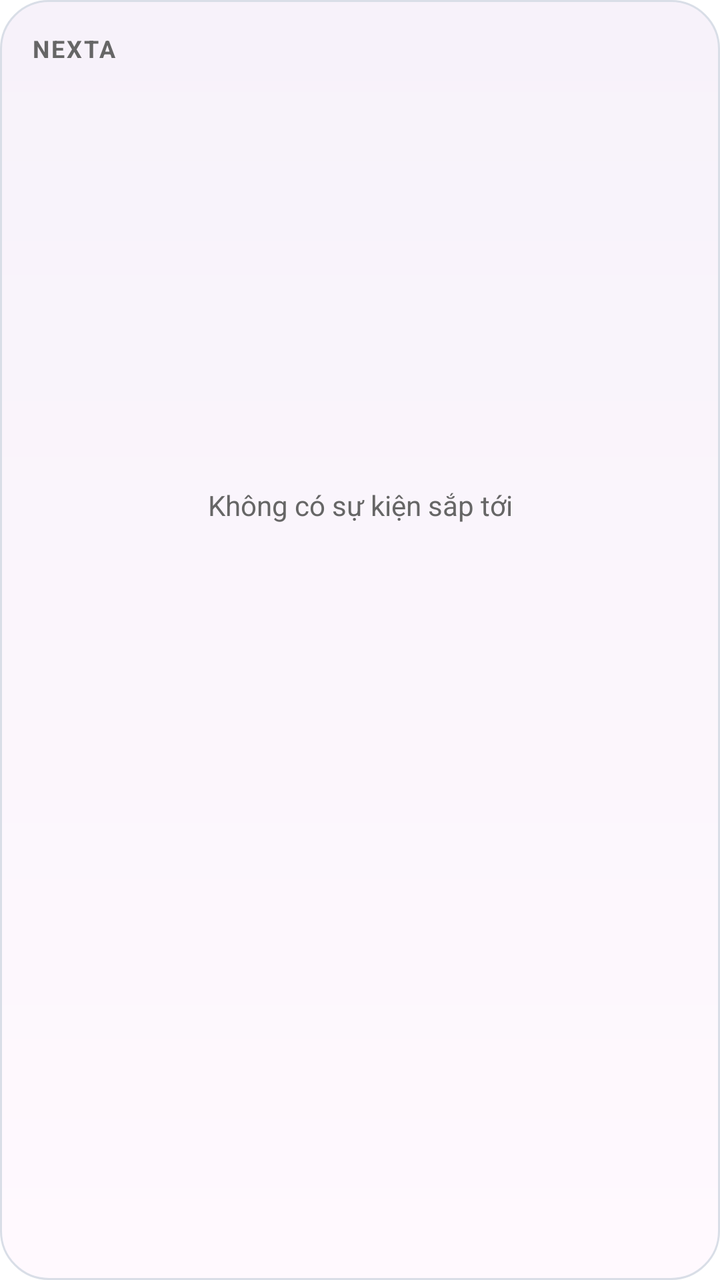
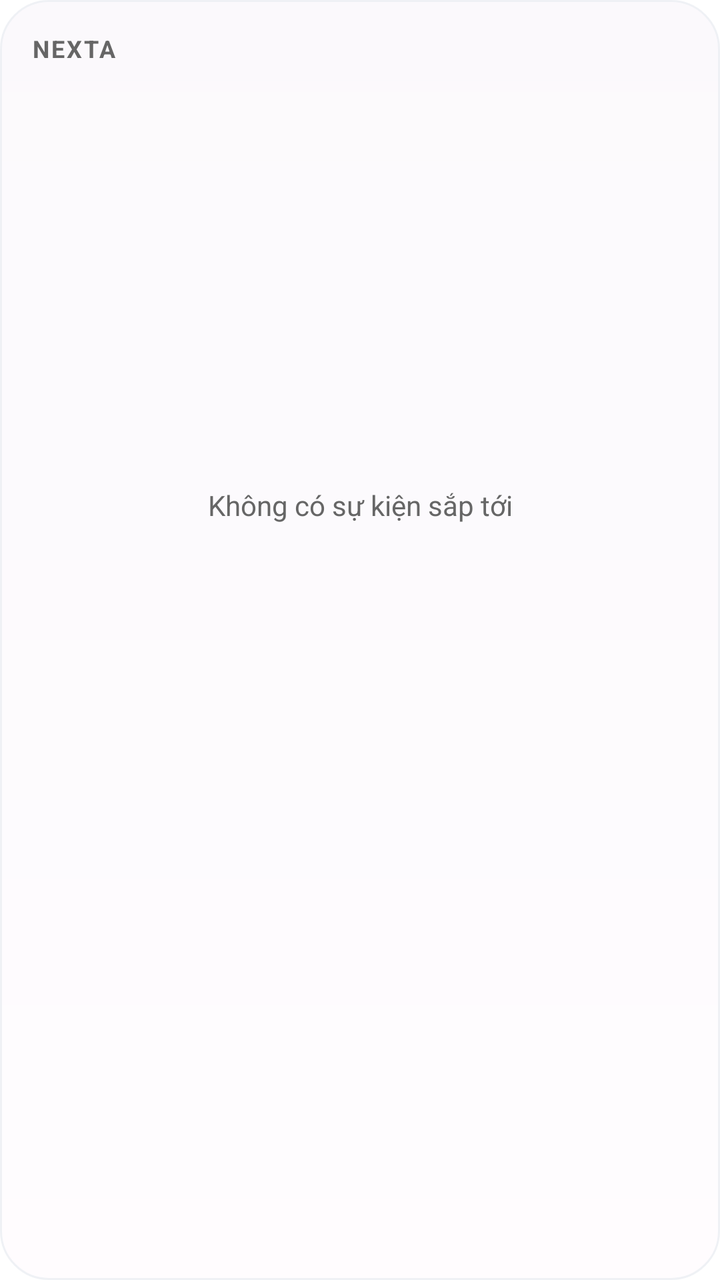

The first picture is an Android layout as it rendered before a commit; the second is the same layout after the commit. The layout source and the unified diff follow.
<!-- AndroidManifest.xml: fallback theme Theme.MaterialComponents.DayNight.NoActionBar -->
<!-- res/layout/nexta_widget.xml -->
<?xml version="1.0" encoding="utf-8"?>
<LinearLayout xmlns:android="http://schemas.android.com/apk/res/android"
    android:layout_width="match_parent"
    android:layout_height="match_parent"
    android:orientation="vertical"
    android:padding="16dp"
    android:background="@drawable/nexta_widget_background"
    android:alpha="1.0">

    <TextView
        android:id="@+id/widget_header"
        android:layout_width="match_parent"
        android:layout_height="wrap_content"
        android:text="NEXTA"
        android:textSize="12sp"
        android:textStyle="bold"
        android:letterSpacing="0.08"
        android:textColor="#666666" />

    <TextView
        android:id="@+id/widget_empty"
        android:layout_width="match_parent"
        android:layout_height="0dp"
        android:layout_weight="1"
        android:gravity="center"
        android:text="Không có sự kiện sắp tới"
        android:textSize="14sp"
        android:textColor="#666666" />

    <LinearLayout
        android:id="@+id/widget_event_1"
        android:layout_width="match_parent"
        android:layout_height="wrap_content"
        android:orientation="vertical"
        android:paddingTop="10dp"
        android:paddingBottom="8dp">

        <TextView
            android:id="@+id/widget_event_1_title"
            android:layout_width="match_parent"
            android:layout_height="wrap_content"
            android:maxLines="1"
            android:ellipsize="end"
            android:textSize="16sp"
            android:textStyle="bold"
            android:textColor="#202124" />

        <TextView
            android:id="@+id/widget_event_1_time"
            android:layout_width="match_parent"
            android:layout_height="wrap_content"
            android:layout_marginTop="3dp"
            android:textSize="13sp"
            android:textColor="#444444" />

        <TextView
            android:id="@+id/widget_event_1_meta"
            android:layout_width="match_parent"
            android:layout_height="wrap_content"
            android:layout_marginTop="2dp"
            android:maxLines="1"
            android:ellipsize="end"
            android:textSize="12sp"
            android:textColor="#666666" />
    </LinearLayout>

    <LinearLayout
        android:id="@+id/widget_event_2"
        android:layout_width="match_parent"
        android:layout_height="wrap_content"
        android:orientation="vertical"
        android:paddingTop="8dp"
        android:paddingBottom="4dp">

        <TextView
            android:id="@+id/widget_event_2_title"
            android:layout_width="match_parent"
            android:layout_height="wrap_content"
            android:maxLines="1"
            android:ellipsize="end"
            android:textSize="16sp"
            android:textStyle="bold"
            android:textColor="#202124" />

        <TextView
            android:id="@+id/widget_event_2_time"
            android:layout_width="match_parent"
            android:layout_height="wrap_content"
            android:layout_marginTop="3dp"
            android:textSize="13sp"
            android:textColor="#444444" />

        <TextView
            android:id="@+id/widget_event_2_meta"
            android:layout_width="match_parent"
            android:layout_height="wrap_content"
            android:layout_marginTop="2dp"
            android:maxLines="1"
            android:ellipsize="end"
            android:textSize="12sp"
            android:textColor="#666666" />
    </LinearLayout>
</LinearLayout>
<!-- resources referenced by this layout -->
<resources>
  <!-- drawable nexta_widget_background (drawable) -->
  <?xml version="1.0" encoding="utf-8"?>
  <shape xmlns:android="http://schemas.android.com/apk/res/android">
      <corners android:radius="24dp" />
      <gradient
          android:angle="90"
          android:startColor="@color/nexta_widget_surface_start"
          android:endColor="@color/nexta_widget_surface_end" />
      <stroke
          android:width="1dp"
          android:color="#D9DEE7" />
  </shape>
  <color name="nexta_widget_surface_start">#FFF9FE</color>
  <color name="nexta_widget_surface_end">#F7F2FA</color>
</resources>

<!-- the commit's change to res/layout/nexta_widget.xml (unified diff, before → after) -->
@@ -1,103 +1,112 @@
 <?xml version="1.0" encoding="utf-8"?>
-<LinearLayout xmlns:android="http://schemas.android.com/apk/res/android"
+<FrameLayout xmlns:android="http://schemas.android.com/apk/res/android"
     android:layout_width="match_parent"
-    android:layout_height="match_parent"
-    android:orientation="vertical"
-    android:padding="16dp"
-    android:background="@drawable/nexta_widget_background"
-    android:alpha="1.0">
+    android:layout_height="match_parent">
 
-    <TextView
-        android:id="@+id/widget_header"
+    <View
         android:layout_width="match_parent"
-        android:layout_height="wrap_content"
-        android:text="NEXTA"
-        android:textSize="12sp"
-        android:textStyle="bold"
-        android:letterSpacing="0.08"
-        android:textColor="#666666" />
-
-    <TextView
-        android:id="@+id/widget_empty"
-        android:layout_width="match_parent"
-        android:layout_height="0dp"
-        android:layout_weight="1"
-        android:gravity="center"
-        android:text="Không có sự kiện sắp tới"
-        android:textSize="14sp"
-        android:textColor="#666666" />
+        android:layout_height="match_parent"
+        android:background="@drawable/nexta_widget_background"
+        android:alpha="0.4" />
 
     <LinearLayout
-        android:id="@+id/widget_event_1"
         android:layout_width="match_parent"
-        android:layout_height="wrap_content"
+        android:layout_height="match_parent"
         android:orientation="vertical"
-        android:paddingTop="10dp"
-        android:paddingBottom="8dp">
+        android:padding="16dp">
 
         <TextView
-            android:id="@+id/widget_event_1_title"
+            android:id="@+id/widget_header"
             android:layout_width="match_parent"
             android:layout_height="wrap_content"
-            android:maxLines="1"
-            android:ellipsize="end"
-            android:textSize="16sp"
+            android:text="NEXTA"
+            android:textSize="12sp"
             android:textStyle="bold"
-            android:textColor="#202124" />
+            android:letterSpacing="0.08"
+            android:textColor="#666666" />
 
         <TextView
-            android:id="@+id/widget_event_1_time"
+            android:id="@+id/widget_empty"
+            android:layout_width="match_parent"
+            android:layout_height="0dp"
+            android:layout_weight="1"
+            android:gravity="center"
+            android:text="Không có sự kiện sắp tới"
+            android:textSize="14sp"
+            android:textColor="#666666" />
+
+        <LinearLayout
+            android:id="@+id/widget_event_1"
             android:layout_width="match_parent"
             android:layout_height="wrap_content"
-            android:layout_marginTop="3dp"
-            android:textSize="13sp"
-            android:textColor="#444444" />
+            android:orientation="vertical"
+            android:paddingTop="10dp"
+            android:paddingBottom="8dp">
 
-        <TextView
-            android:id="@+id/widget_event_1_meta"
+            <TextView
+                android:id="@+id/widget_event_1_title"
+                android:layout_width="match_parent"
+                android:layout_height="wrap_content"
+                android:maxLines="1"
+                android:ellipsize="end"
+                android:textSize="16sp"
+                android:textStyle="bold"
+                android:textColor="#202124" />
+
+            <TextView
+                android:id="@+id/widget_event_1_time"
+                android:layout_width="match_parent"
+                android:layout_height="wrap_content"
+                android:layout_marginTop="3dp"
+                android:textSize="13sp"
+                android:textColor="#444444" />
+
+            <TextView
+                android:id="@+id/widget_event_1_meta"
+                android:layout_width="match_parent"
+                android:layout_height="wrap_content"
+                android:layout_marginTop="2dp"
+                android:maxLines="1"
+                android:ellipsize="end"
+                android:textSize="12sp"
+                android:textColor="#666666" />
+        </LinearLayout>
+
+        <LinearLayout
+            android:id="@+id/widget_event_2"
             android:layout_width="match_parent"
             android:layout_height="wrap_content"
-            android:layout_marginTop="2dp"
-            android:maxLines="1"
-            android:ellipsize="end"
-            android:textSize="12sp"
-            android:textColor="#666666" />
+            android:orientation="vertical"
+            android:paddingTop="8dp"
+            android:paddingBottom="4dp">
+
+            <TextView
+                android:id="@+id/widget_event_2_title"
+                android:layout_width="match_parent"
+                android:layout_height="wrap_content"
+                android:maxLines="1"
+                android:ellipsize="end"
+                android:textSize="16sp"
+                android:textStyle="bold"
+                android:textColor="#202124" />
+
+            <TextView
+                android:id="@+id/widget_event_2_time"
+                android:layout_width="match_parent"
+                android:layout_height="wrap_content"
+                android:layout_marginTop="3dp"
+                android:textSize="13sp"
+                android:textColor="#444444" />
+
+            <TextView
+                android:id="@+id/widget_event_2_meta"
+                android:layout_width="match_parent"
+                android:layout_height="wrap_content"
+                android:layout_marginTop="2dp"
+                android:maxLines="1"
+                android:ellipsize="end"
+                android:textSize="12sp"
+                android:textColor="#666666" />
+        </LinearLayout>
     </LinearLayout>
-
-    <LinearLayout
-        android:id="@+id/widget_event_2"
-        android:layout_width="match_parent"
-        android:layout_height="wrap_content"
-        android:orientation="vertical"
-        android:paddingTop="8dp"
-        android:paddingBottom="4dp">
-
-        <TextView
-            android:id="@+id/widget_event_2_title"
-            android:layout_width="match_parent"
-            android:layout_height="wrap_content"
-            android:maxLines="1"
-            android:ellipsize="end"
-            android:textSize="16sp"
-            android:textStyle="bold"
-            android:textColor="#202124" />
-
-        <TextView
-            android:id="@+id/widget_event_2_time"
-            android:layout_width="match_parent"
-            android:layout_height="wrap_content"
-            android:layout_marginTop="3dp"
-            android:textSize="13sp"
-            android:textColor="#444444" />
-
-        <TextView
-            android:id="@+id/widget_event_2_meta"
-            android:layout_width="match_parent"
-            android:layout_height="wrap_content"
-            android:layout_marginTop="2dp"
-            android:maxLines="1"
-            android:ellipsize="end"
-            android:textSize="12sp"
-            android:textColor="#666666" />
-    </LinearLayout>
-</LinearLayout>
+</FrameLayout>
